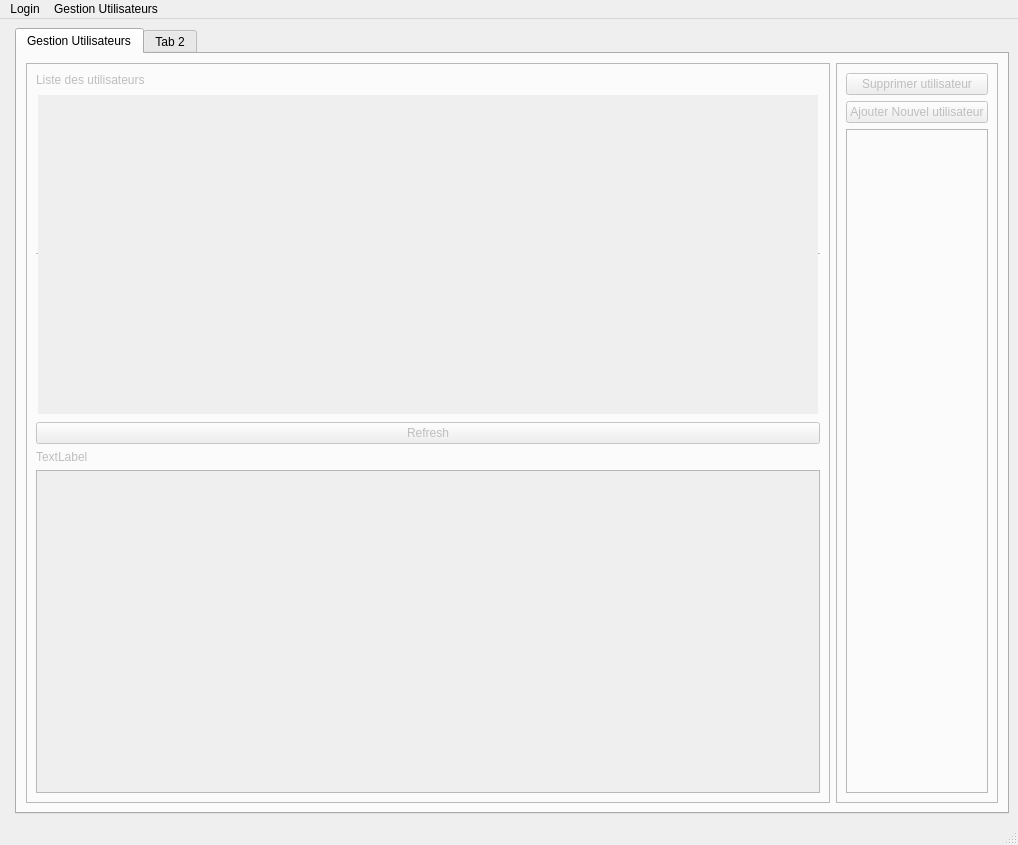
Above: mainwindow.ui from diluxe01/Micro_Brico before the change. Below: the same form after it.
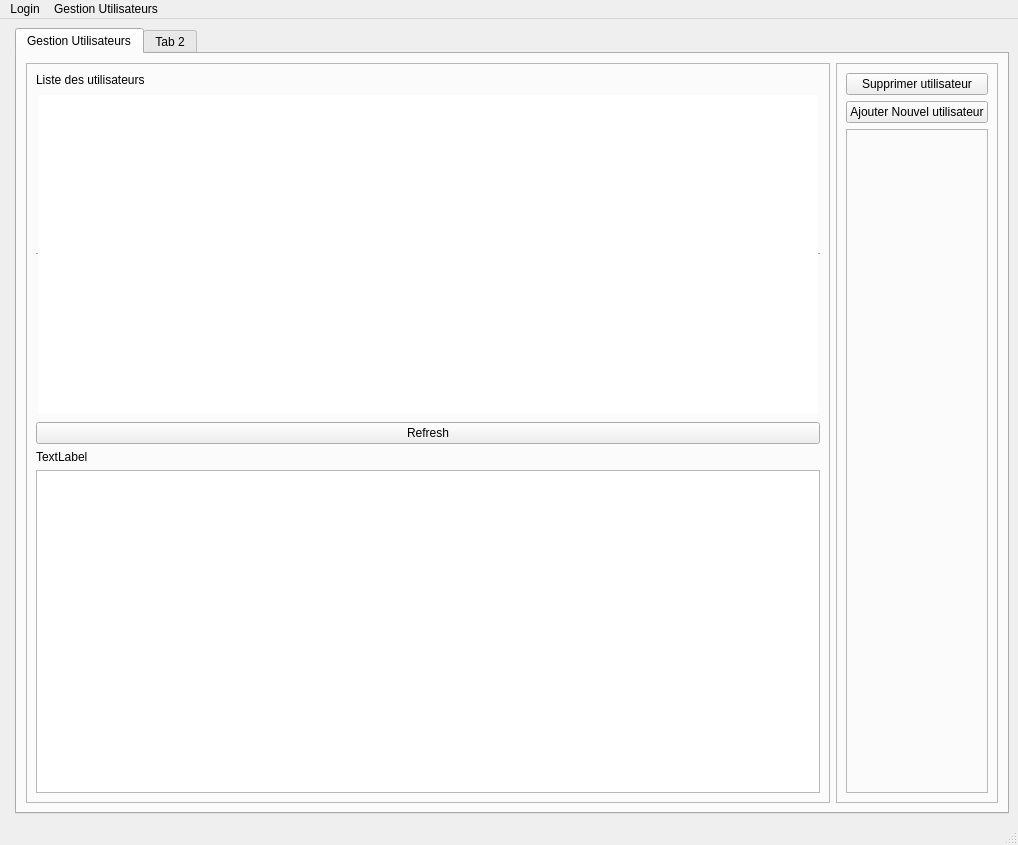
That is the form after the change.

```diff
--- a/mainwindow.ui
+++ b/mainwindow.ui
@@ -35,14 +35,17 @@
       </property>
       <widget class="QWidget" name="TAB_ges_user">
        <property name="enabled">
-        <bool>false</bool>
+        <bool>true</bool>
        </property>
        <attribute name="title">
         <string>Gestion Utilisateurs</string>
        </attribute>
        <layout class="QHBoxLayout" name="horizontalLayout_2">
         <item>
-         <widget class="QFrame" name="frame">
+         <widget class="QFrame" name="framedisplayUtilisateur">
+          <property name="enabled">
+           <bool>true</bool>
+          </property>
           <property name="frameShape">
            <enum>QFrame::StyledPanel</enum>
           </property>
@@ -85,7 +88,10 @@
          </widget>
         </item>
         <item>
-         <widget class="QFrame" name="frame_2">
+         <widget class="QFrame" name="framegestionUtilisateur">
+          <property name="enabled">
+           <bool>true</bool>
+          </property>
           <property name="frameShape">
            <enum>QFrame::StyledPanel</enum>
           </property>
```
Left out of the diff: 3 changed lines with no effect on the pictures.
